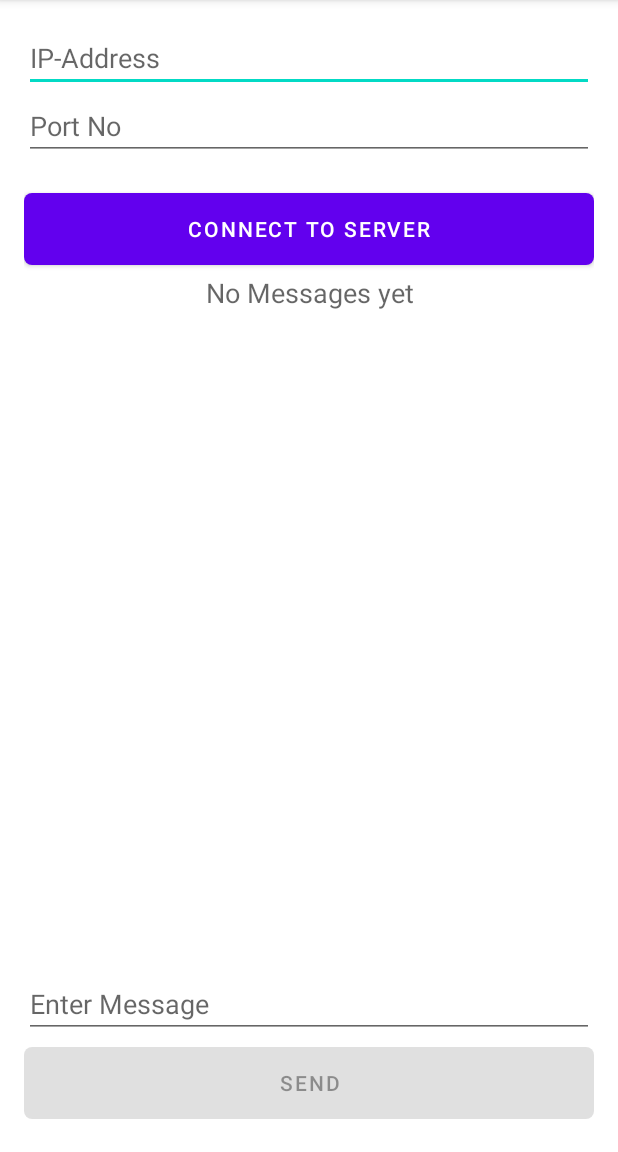
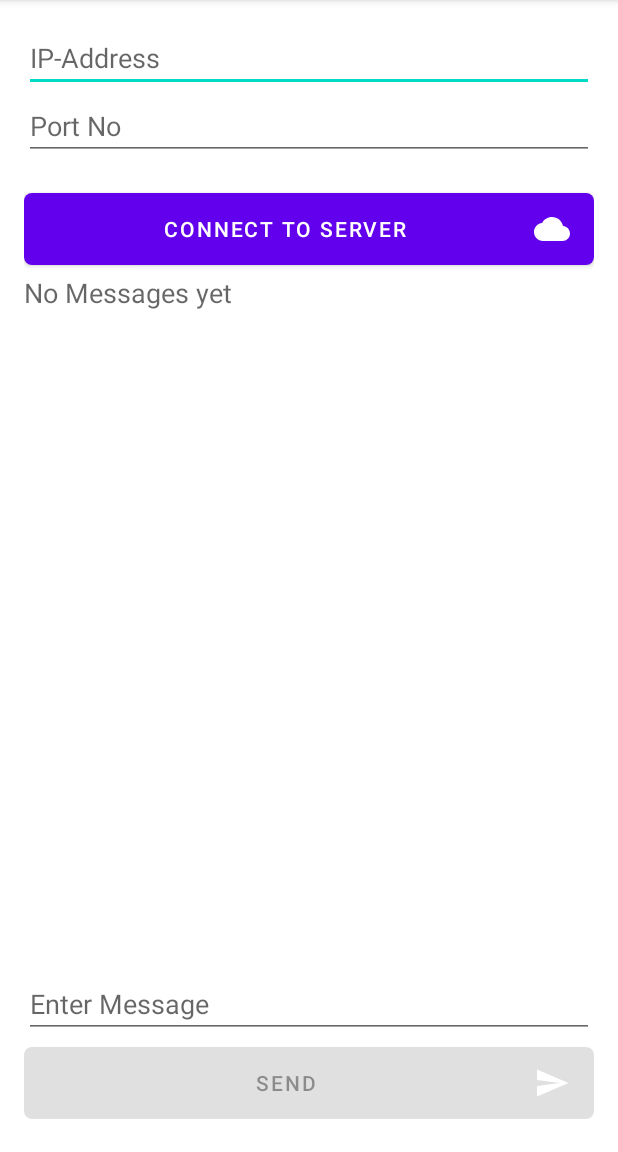
Before and after one commit to AbGhost-cyber/SocketsPractice, an Android app: the screen it shows after launch (MainActivity), on a phone screen of 412 x 824 dp, the part 84-1236 px from its top. Run offline under Robolectric (Android 15) with nearby library versions, the phone set to English and light mode, and no system bars.

```diff
--- a/app/src/main/AndroidManifest.xml
+++ b/app/src/main/AndroidManifest.xml
@@ -10,7 +10,8 @@
         android:roundIcon="@mipmap/ic_launcher_round"
         android:supportsRtl="true"
         android:theme="@style/Theme.SocketsPractice">
-        <activity android:name=".MainActivity">
+        <activity android:name=".MainActivity"
+            android:screenOrientation="userPortrait">
             <intent-filter>
                 <action android:name="android.intent.action.MAIN" />
 
--- a/app/src/main/java/com/crushtech/socketspractice/contract/ChatContract.java
+++ b/app/src/main/java/com/crushtech/socketspractice/contract/ChatContract.java
@@ -14,6 +14,7 @@ public interface ChatContract {
 
     interface ChatModel {
         void onChatConnect(chatConnectionListener chatConnectionListener);
+        void onDisconnect(chatConnectionListener chatConnectionListener);
 
         void sendMessage(chatConnectionListener chatConnectionListener, String message);
 
@@ -31,6 +32,7 @@ public interface ChatContract {
         void onDestroy();
 
         void sendMessageToServer(String message);
+        void disconnectServer();
     }
 
     class ConnectionResult {
--- /dev/null
+++ b/app/src/main/res/drawable/ic_baseline_cloud_24.xml
@@ -0,0 +1,5 @@
+<vector android:height="24dp" android:tint="#FFFFFF"
+    android:viewportHeight="24" android:viewportWidth="24"
+    android:width="24dp" xmlns:android="http://schemas.android.com/apk/res/android">
+    <path android:fillColor="@android:color/white" android:pathData="M19.35,10.04C18.67,6.59 15.64,4 12,4 9.11,4 6.6,5.64 5.35,8.04 2.34,8.36 0,10.91 0,14c0,3.31 2.69,6 6,6h13c2.76,0 5,-2.24 5,-5 0,-2.64 -2.05,-4.78 -4.65,-4.96z"/>
+</vector>
--- /dev/null
+++ b/app/src/main/res/drawable/ic_baseline_cloud_done_24.xml
@@ -0,0 +1,5 @@
+<vector android:height="24dp" android:tint="#FFFFFF"
+    android:viewportHeight="24" android:viewportWidth="24"
+    android:width="24dp" xmlns:android="http://schemas.android.com/apk/res/android">
+    <path android:fillColor="@android:color/white" android:pathData="M19.35,10.04C18.67,6.59 15.64,4 12,4 9.11,4 6.6,5.64 5.35,8.04 2.34,8.36 0,10.91 0,14c0,3.31 2.69,6 6,6h13c2.76,0 5,-2.24 5,-5 0,-2.64 -2.05,-4.78 -4.65,-4.96zM10,17l-3.5,-3.5 1.41,-1.41L10,14.17 15.18,9l1.41,1.41L10,17z"/>
+</vector>
--- /dev/null
+++ b/app/src/main/res/drawable/ic_baseline_send_24.xml
@@ -0,0 +1,5 @@
+<vector android:autoMirrored="true" android:height="24dp"
+    android:tint="#FFFFFF" android:viewportHeight="24"
+    android:viewportWidth="24" android:width="24dp" xmlns:android="http://schemas.android.com/apk/res/android">
+    <path android:fillColor="@android:color/white" android:pathData="M2.01,21L23,12 2.01,3 2,10l15,2 -15,2z"/>
+</vector>
--- a/app/src/main/res/layout/activity_main.xml
+++ b/app/src/main/res/layout/activity_main.xml
@@ -29,6 +29,7 @@
         android:layout_below="@+id/etPort"
         android:layout_gravity="center"
         android:layout_marginTop="16dp"
+        android:drawableEnd="@drawable/ic_baseline_cloud_24"
         android:text="@string/connect_to_server"
         app:cornerRadius="5dp" />
 
@@ -47,7 +48,6 @@
         android:layout_below="@+id/btnConnect"
         android:scrollbars="vertical"
         android:text="@string/no_messages"
-        android:textAlignment="center"
         android:textAppearance="@style/Base.TextAppearance.AppCompat.Medium" />
 
     <androidx.appcompat.widget.AppCompatEditText
@@ -65,5 +65,6 @@
         android:enabled="false"
         android:layout_alignParentBottom="true"
         android:text="@string/send"
+        android:drawableEnd="@drawable/ic_baseline_send_24"
         app:cornerRadius="5dp" />
 </RelativeLayout>
```
Also changed, not shown: app/src/main/java/com/crushtech/socketspractice/MainActivity.java (+52 -14 lines), app/src/main/java/com/crushtech/socketspractice/contract/ChatModel.java (+36 -9 lines), app/src/main/java/com/crushtech/socketspractice/contract/ChatPresenter.java (+28 -2 lines).
